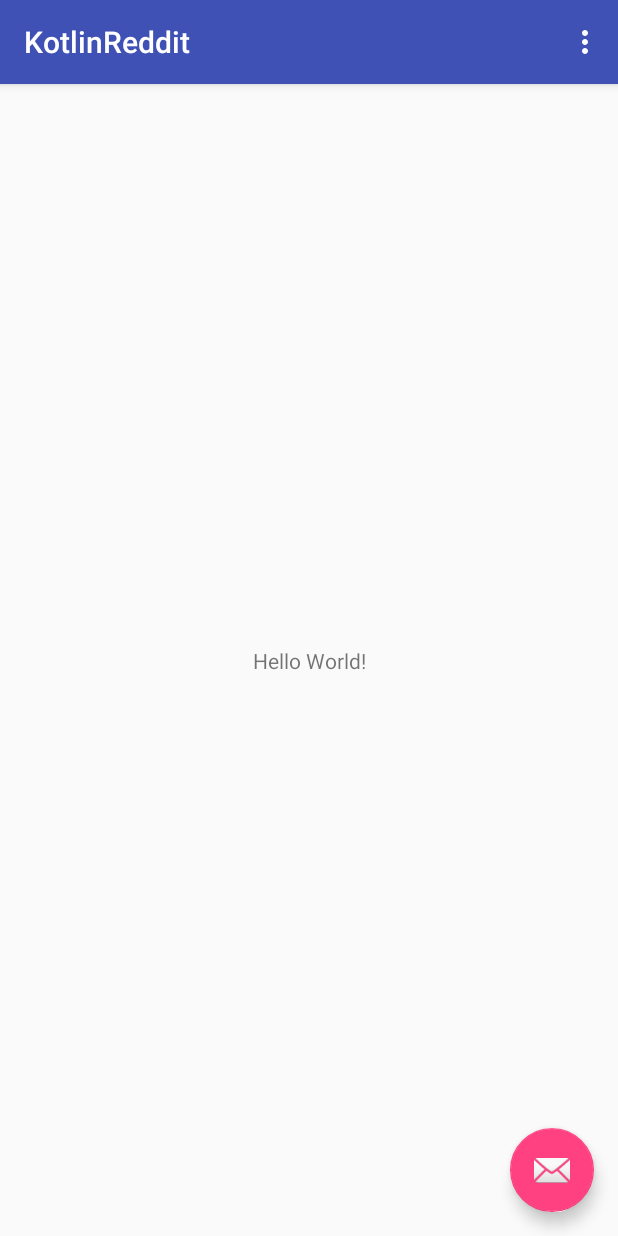
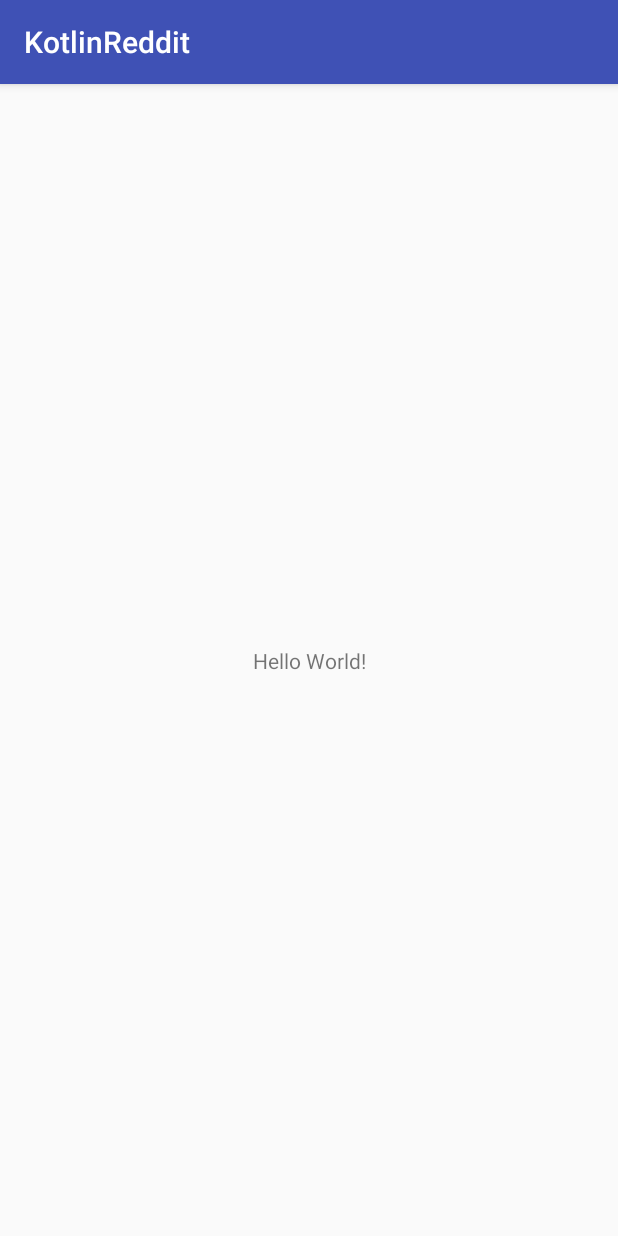
Before and after one commit to stemichael/KotlinReddit, an Android app: the screen it shows after launch (MainActivity), on a phone screen of 412 x 824 dp. Run offline under Robolectric (Android 15) with nearby library versions, the phone set to English and light mode, and no system bars; 1 statement that could not run was skipped.

```diff
--- /dev/null
+++ b/app/src/main/java/com/dmich/kotlinreddit/features/news/NewsFragment.kt
@@ -0,0 +1 @@
+package com.dmich.kotlinreddit.features.news
--- a/app/src/main/res/layout/activity_main.xml
+++ b/app/src/main/res/layout/activity_main.xml
@@ -22,12 +22,4 @@
 
     <include layout="@layout/content_main" />
 
-    <android.support.design.widget.FloatingActionButton
-        android:id="@+id/fab"
-        android:layout_width="wrap_content"
-        android:layout_height="wrap_content"
-        android:layout_gravity="bottom|end"
-        android:layout_margin="@dimen/fab_margin"
-        app:srcCompat="@android:drawable/ic_dialog_email" />
-
 </android.support.design.widget.CoordinatorLayout>
```
Also changed, not shown: app/src/main/java/com/dmich/kotlinreddit/MainActivity.kt (+29 -23 lines).
